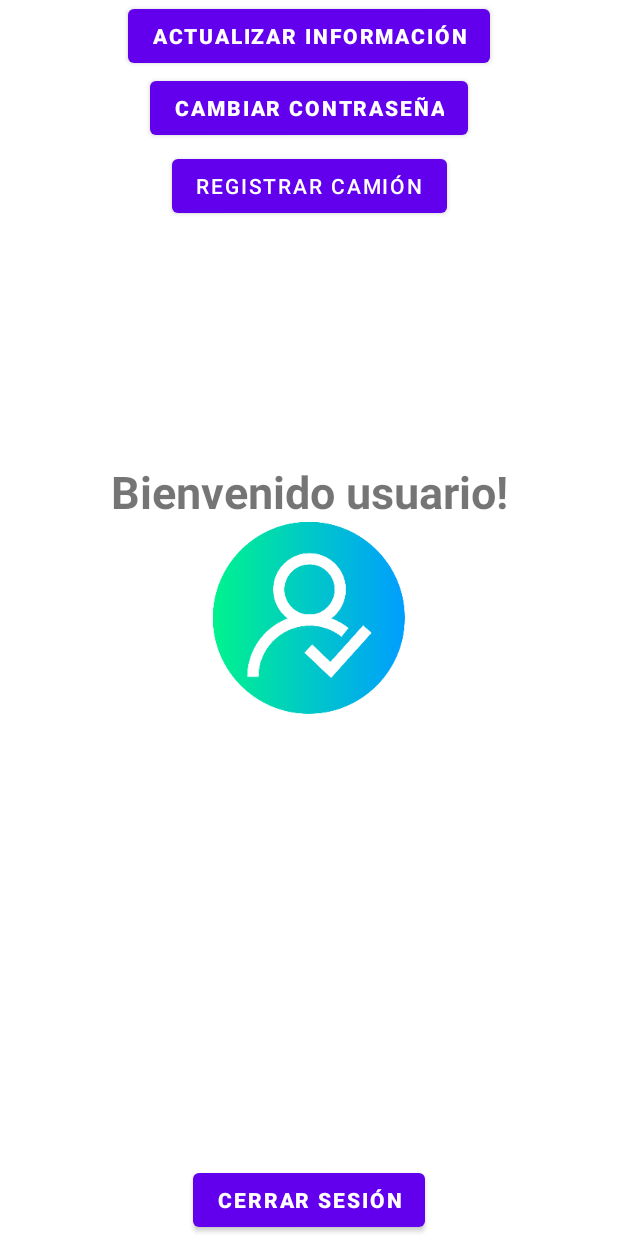
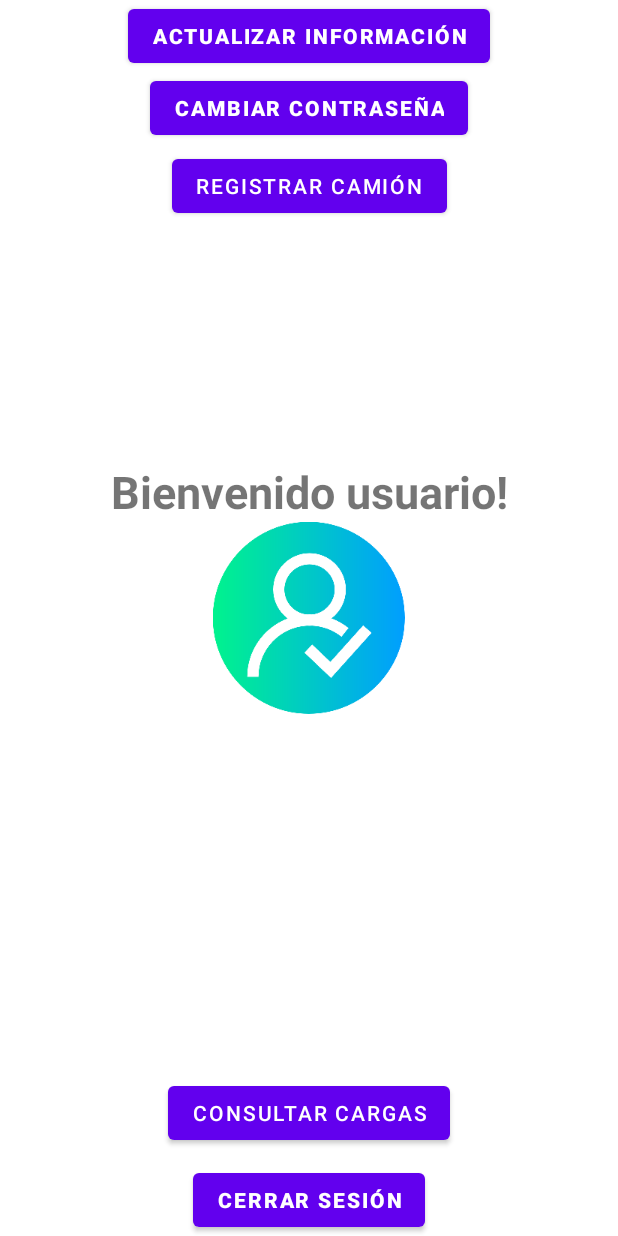
Before and after one commit to jefry1722/CargaApp, an Android app: the layout activity_login_prop_camion.xml on its own in the app's theme, with its tools: preview values and no code run, on a phone screen of 412 x 824 dp. Run offline under Robolectric (Android 15) with nearby library versions, the phone set to English and light mode, and no system bars.

Commit message:
Consultar cargas por parte del propietario de camion

```diff
--- a/app/src/main/AndroidManifest.xml
+++ b/app/src/main/AndroidManifest.xml
@@ -9,6 +9,7 @@
         android:roundIcon="@mipmap/ic_launcher_round"
         android:supportsRtl="true"
         android:theme="@style/Theme.CargaApp">
+        <activity android:name=".ConsultarSolicitudesDeCarga"></activity>
         <activity
             android:name=".SolicitarCarga"
             android:exported="true" />
--- a/app/src/main/java/co/edu/unipiloto/cargaapp/LoginPropCamion.java
+++ b/app/src/main/java/co/edu/unipiloto/cargaapp/LoginPropCamion.java
@@ -48,4 +48,10 @@ public class LoginPropCamion extends AppCompatActivity {
         startActivity(i);
     }
 
+    public void onConsultarCargas(View view){
+        Intent i = new Intent (this, ConsultarSolicitudesDeCarga.class);
+        i.putExtra(ConsultarSolicitudesDeCarga.NOMBRE_USE,nombreIntent);
+        startActivity(i);
+    }
+
 }
--- a/app/src/main/java/co/edu/unipiloto/cargaapp/SolicitarCarga.java
+++ b/app/src/main/java/co/edu/unipiloto/cargaapp/SolicitarCarga.java
@@ -49,6 +49,7 @@ public class SolicitarCarga extends AppCompatActivity {
         if (!fechaR.isEmpty() && !horaR.isEmpty() && !direccionR.isEmpty()&& !ciudadR.isEmpty() && !fechaE.isEmpty() && !horaE.isEmpty() && !direccionE.isEmpty()&& !ciudadE.isEmpty()){
             ContentValues registro = new ContentValues();
 
+            registro.put("fecha_recoleccion",fechaR);
             registro.put("hora_recoleccion", horaR);
             registro.put("direccion_recoleccion", direccionR);
             registro.put("ciudad_recoleccion", ciudadR);
--- a/app/src/main/res/layout/activity_login_prop_camion.xml
+++ b/app/src/main/res/layout/activity_login_prop_camion.xml
@@ -79,4 +79,15 @@
         app:layout_constraintEnd_toEndOf="parent"
         app:layout_constraintStart_toStartOf="parent"
         app:layout_constraintTop_toBottomOf="@+id/buttonCambiarPasswordPropCamion" />
+
+    <Button
+        android:id="@+id/btnSolicitarCarga"
+        android:layout_width="wrap_content"
+        android:layout_height="wrap_content"
+        android:layout_marginBottom="10dp"
+        android:onClick="onConsultarCargas"
+        android:text="@string/consultar_carga"
+        app:layout_constraintBottom_toTopOf="@+id/buttonCerrarSesionPropCamion"
+        app:layout_constraintEnd_toEndOf="parent"
+        app:layout_constraintStart_toStartOf="parent" />
 </androidx.constraintlayout.widget.ConstraintLayout>
--- a/app/src/main/res/values/strings.xml
+++ b/app/src/main/res/values/strings.xml
@@ -14,4 +14,6 @@
         <item>Propietario de camion</item>
         <item>Conductor de camion</item>
     </string-array>
+    <string name="consultar_carga">Consultar cargas</string>
+    <string name="solicitudes_de_carga_disponibles">Solicitudes de carga disponibles</string>
 </resources>
```
Also changed, not shown: app/src/main/java/co/edu/unipiloto/cargaapp/AdminSQLiteOpenHelper.java (+7 -0 lines), app/src/main/java/co/edu/unipiloto/cargaapp/ConsultarSolicitudesDeCarga.java (added, +34 -0 lines), app/src/main/res/layout/activity_consultar_solicitudes_de_carga.xml (added, +19 -0 lines), app/src/main/java/co/edu/unipiloto/cargaapp/ActualizarDatos.java (indentation only).
